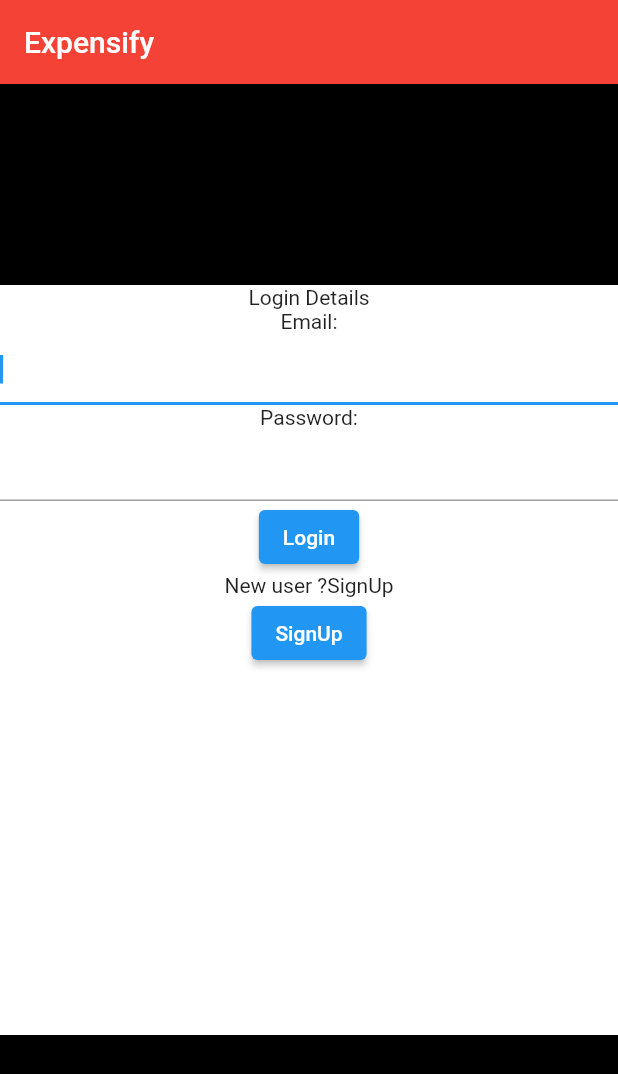
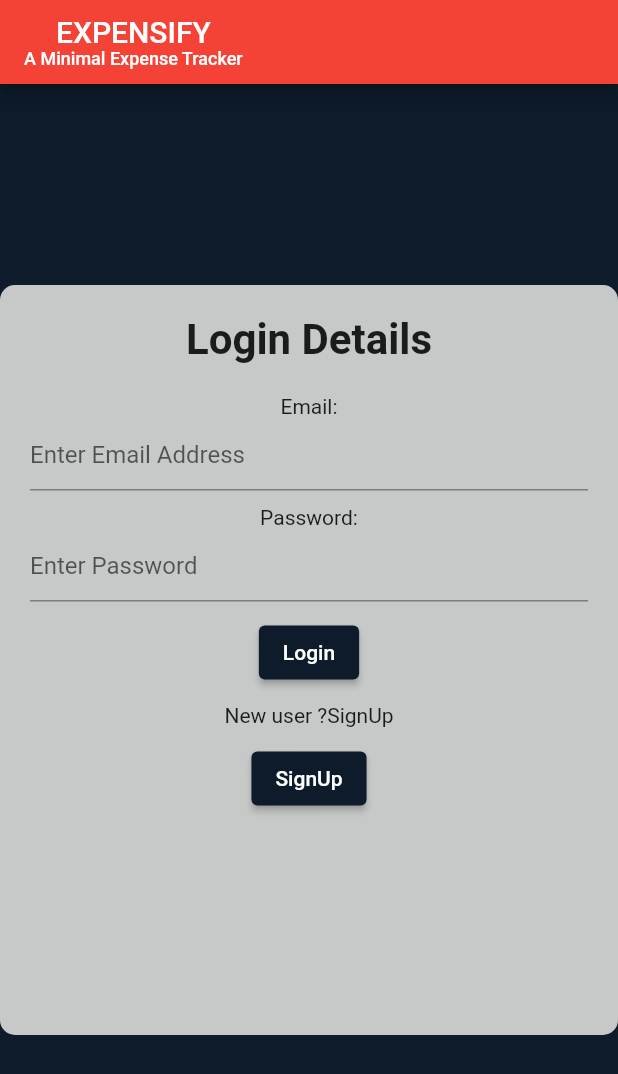
Before and after one commit to atharvshiromani/expense_tracker, a Flutter app: the screen it shows after launch, on a phone screen of 412 x 824 dp. Shown: the top 1074 px of the screen. Run offline on Flutter 3.47's test engine with Material 2 defaults, Android fonts, the light colour scheme and no system bars; our stand-ins replace cloud_firestore, firebase_auth, firebase_core, syncfusion_flutter_charts; accounts and stored records are empty.

Commit message:
implemented the entire user authentication service and enhanced the Login Page

```diff
--- a/lib/main.dart
+++ b/lib/main.dart
@@ -1,10 +1,7 @@
 import 'package:expense_tracker/views/LoginPage.dart';
-import 'package:expense_tracker/views/MainPage.dart';
+
 import 'package:firebase_core/firebase_core.dart';
 import 'package:flutter/material.dart';
-import 'package:firebase_auth/firebase_auth.dart';
-
-import 'package:provider/provider.dart';
 
 void main() async {
   WidgetsFlutterBinding.ensureInitialized();
@@ -16,20 +13,9 @@
   @override
   Widget build(BuildContext context) {
     return MaterialApp(
-      title: 'Expensify',
-      home: AuthWrapper(),
+      debugShowCheckedModeBanner: false,
+      title: 'EXPENSIFY',
+      home: LoginPage(),
     );
   }
 }
-
-class AuthWrapper extends StatelessWidget {
-  @override
-  Widget build(BuildContext context) {
-    final user = context.watch<User?>();
-
-    if (user != null) {
-      return MainPage();
-    }
-    return LoginPage();
-  }
-}
--- a/lib/views/LoginPage.dart
+++ b/lib/views/LoginPage.dart
@@ -1,7 +1,6 @@
-import 'package:expense_tracker/authenticationservice/auth_service.dart';
 import 'package:expense_tracker/views/MainPage.dart';
+import 'package:firebase_auth/firebase_auth.dart';
 import 'package:flutter/material.dart';
-import 'package:provider/provider.dart';
 
 class LoginPage extends StatefulWidget {
   const LoginPage({Key? key}) : super(key: key);
@@ -11,60 +10,94 @@
 }
 
 class _LoginPageState extends State<LoginPage> {
+  String _email = '', _password = '';
+  final authenticator = FirebaseAuth.instance;
+
+  // TextEditingController _controller = new TextEditingController();
+  // TextEditingController _controller1 = new TextEditingController();
   @override
-  void initState() {
-    super.initState();
-  }
-
-  @override
-  TextEditingController _controller = new TextEditingController();
-  TextEditingController _controller1 = new TextEditingController();
   Widget build(BuildContext context) {
     return Scaffold(
-      backgroundColor: Colors.black,
+      backgroundColor: Color(0xFF0d1b2a),
       appBar: AppBar(
-        title: Text('Expensify'),
+        title: Column(children: [
+          Text('EXPENSIFY'),
+          Text('A Minimal Expense Tracker', style: TextStyle(fontSize: 12.0)),
+        ]),
         backgroundColor: Colors.red,
       ),
       body: Center(
         child: Container(
-          color: Colors.white,
+          padding: EdgeInsets.all(20.0),
+          decoration: BoxDecoration(
+              color: Color(0xE0e0e1dd),
+              borderRadius: BorderRadius.circular(10)),
           height: 500.00,
           width: 500.00,
           child: Column(
             children: [
               Container(
-                child: Text('Login Details'),
+                child: Text('Login Details',
+                    textAlign: TextAlign.center,
+                    style: TextStyle(
+                      fontSize: 28.0,
+                      fontWeight: FontWeight.bold,
+                    )),
               ),
-              Container(
-                child: Text('Email:'),
+              SizedBox(height: 20.0),
+              Text('Email:'),
+              TextField(
+                keyboardType: TextInputType.emailAddress,
+                decoration: InputDecoration(hintText: 'Enter Email Address'),
+                onChanged: (value) {
+                  setState(() {
+                    _email = value;
+                  });
+                },
               ),
-              TextField(controller: _controller, autofocus: true),
-              Container(
-                child: Text('Password:'),
+              SizedBox(height: 10.0),
+              Text('Password:'),
+              TextField(
+                obscureText: true,
+                decoration: InputDecoration(hintText: 'Enter Password'),
+                onChanged: (value) {
+                  setState(() {
+                    _password = value;
+                  });
+                },
               ),
-              TextField(controller: _controller1),
+              SizedBox(height: 10.0),
               ElevatedButton(
-                  child: Text('Login'),
-                  onPressed: () {
-                    Navigator.pushReplacement(context,
+                  child: Text(
+                    'Login',
+                  ),
+                  style: ButtonStyle(
+                      backgroundColor:
+                          MaterialStateProperty.all(Color(0xFF0d1b2a))),
+                  onPressed: () async {
+                    authenticator.signInWithEmailAndPassword(
+                        email: _email, password: _password);
+
+                    Navigator.push(context,
                         MaterialPageRoute(builder: (context) => MainPage()));
                   }),
-
-              // Navigator.push(
-              //   context,
-              //   MaterialPageRoute(builder: (context) => MainPage()),
-
+              SizedBox(height: 10.0),
               Container(child: Text('New user ?SignUp')),
+              SizedBox(height: 10.0),
               ElevatedButton(
-                  child: Text('SignUp'),
+                  child: Text(
+                    'SignUp',
+                  ),
+                  style: ButtonStyle(
+                      backgroundColor:
+                          MaterialStateProperty.all(Color(0xFF0d1b2a))),
                   onPressed: () {
+                    authenticator.createUserWithEmailAndPassword(
+                        email: _email, password: _password);
                     //_SignUpState().AuthenticationHelper().signUp()
-                  }
-                  // Navigator.push(
-                  //   context,
-                  //   MaterialPageRoute(builder: (context) => MainPage()),
-                  ),
+                    Navigator.push(context,
+                        MaterialPageRoute(builder: (context) => LoginPage()));
+                  }),
             ],
           ),
         ),
@@ -72,32 +105,3 @@
     );
   }
 }
-
-// class SignUp extends StatefulWidget {
-//   const SignUp({Key? key}) : super(key: key);
-//
-//   @override
-//   _SignUpState createState() => _SignUpState();
-// }
-
-// class _SignUpState extends State<SignUp> {
-//
-//
-//   @override
-//   Widget build(BuildContext context) {
-//     AuthenticationHelper().signUp(email, password)
-//         .then((result) {
-//       if (result == null) {
-//         Navigator.pushReplacement(context,
-//             MaterialPageRoute(builder: (context) => LoginPage()));
-//       } else {
-//         Scaffold.of(context).showSnackBar(SnackBar(
-//           content: Text(
-//             result,
-//             style: TextStyle(fontSize: 16),
-//           ),
-//         ));
-//       }
-//     });
-//   }
-// }
```
Also changed, not shown: lib/authenticationservice/auth_service.dart (deleted, +0 -36 lines), lib/views/AddTx.dart (+39 -31 lines), lib/views/ListTx.dart (+27 -11 lines), lib/views/MainPage.dart (+114 -29 lines), lib/views/home.dart (added, +10 -0 lines), 1 other file.
